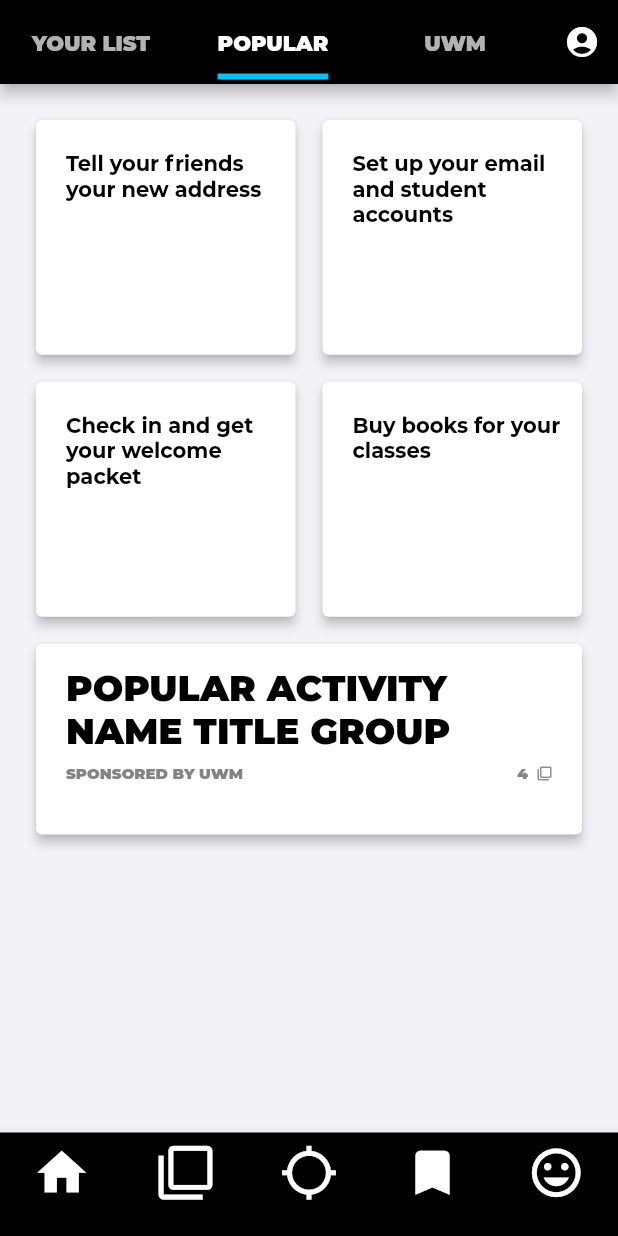
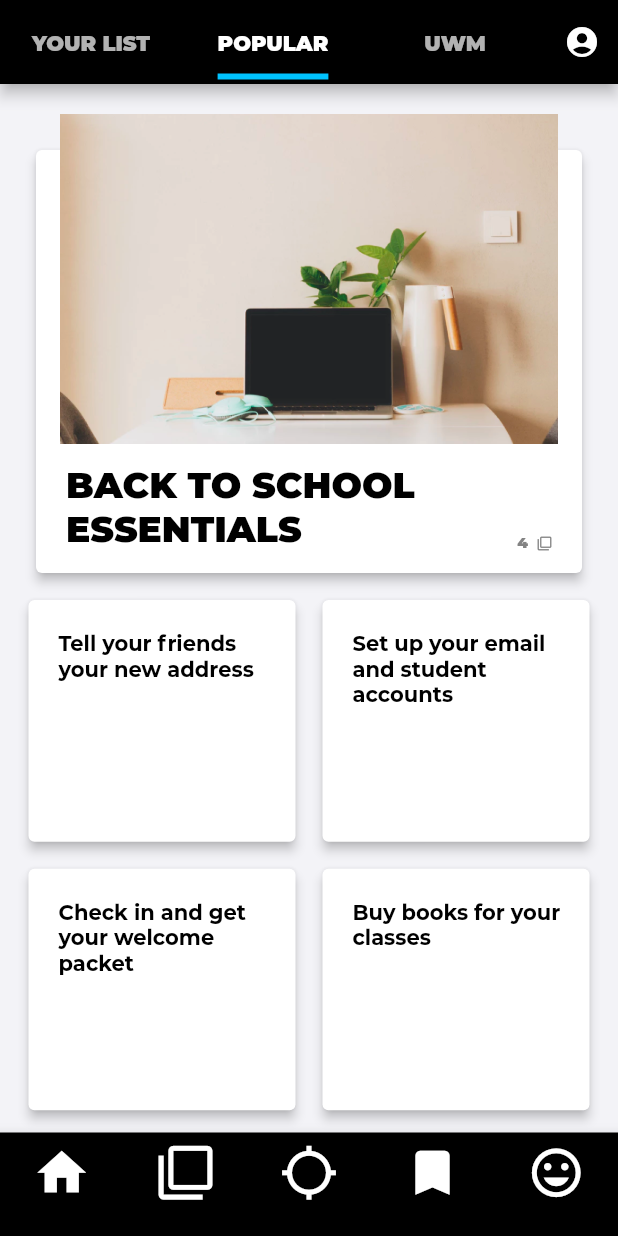
Before and after one commit to datawaslost/newto_flutter, a Flutter app: the YourList screen opened by its route, tab 2 chosen, on a phone screen of 412 x 824 dp. Run offline on Flutter 3.47's test engine with Material 2 defaults, Android fonts, the phone set to English and light mode, and no system bars; missing offline and left inert: carousel; project files that could hold a hidden picture were left out.

Commit message:
List Popular List Card

```diff
--- a/lib/main.dart
+++ b/lib/main.dart
@@ -1108,6 +1108,7 @@ class _YourListState extends State<YourList> {
 				),
 				body: new TabBarView(
 					children: [
+						// Your List
 						new CustomScrollView(
 							primary: false,
 							slivers: <Widget>[
@@ -1464,11 +1465,87 @@ class _YourListState extends State<YourList> {
 								),
 							],
 						),
+						// Popular
 						new CustomScrollView(
 							primary: false,
 							slivers: <Widget>[
 								new SliverPadding(
 									padding: const EdgeInsets.fromLTRB(20.0, 20.0, 20.0, 0.0),
+									sliver: new SliverGrid.count(
+										crossAxisCount: 1,
+										childAspectRatio: 1.2,
+										children: <Widget>[
+											new Stack(
+												fit: StackFit.expand,
+												children: <Widget>[
+													new Container(
+														margin: const EdgeInsets.fromLTRB(0.0, 20.0, 0.0, 0.0),
+														child: new Card(
+															elevation: 3.0,
+															child: new Container(
+																padding: const EdgeInsets.fromLTRB(20.0, 0.0, 20.0, 15.0),
+																child: new Column(
+																	children: [
+																		new Expanded( child: new Container() ),
+																		new Row(
+																			crossAxisAlignment: CrossAxisAlignment.end,
+																			children: [
+																				new Expanded(
+																					child: new Text(
+																						'Back to school essentials'.toUpperCase(),
+																						textAlign: TextAlign.left,
+																						style: new TextStyle(
+																							color: const Color(0xFF000000),
+																							fontFamily: 'Montserrat',
+																							fontWeight: FontWeight.w800,
+																							fontSize: 24.0,
+																						),
+																					),
+																				),
+																				new Text(
+																					'4 '.toUpperCase(),
+																					textAlign: TextAlign.left,
+																					style: new TextStyle(
+																						color: const Color(0xFF838383),
+																						fontFamily: 'Montserrat',
+																						fontWeight: FontWeight.w800,
+																						fontSize: 10.0,
+																					),
+																				),
+																				new Container(
+																					padding: const EdgeInsets.fromLTRB(3.0, 0.0, 0.0, 0.0),
+																					child: new Icon(
+																						Icons.filter_none,
+																						color: const Color(0xFF838383),
+																						size: 10.0
+																					)
+																				),
+																			]
+																		),
+																	]
+																)
+															),
+														),
+													),
+													new Container(
+														margin: const EdgeInsets.fromLTRB(0.0, 0.0, 0.0, 80.0),
+														padding: const EdgeInsets.fromLTRB(20.0, 0.0, 20.0, 10.0),
+														child: new Container(
+															decoration: new BoxDecoration(
+																image: new DecorationImage(
+																	image: new AssetImage('images/cardphoto.png'),
+																	fit: BoxFit.cover,
+																),
+															),
+														),
+													),
+												],
+											),
+										]
+									),
+								),
+								new SliverPadding(
+									padding: const EdgeInsets.fromLTRB(15.0, 10.0, 15.0, 0.0),
 									sliver: new SliverGrid.count(
 										crossAxisSpacing: 10.0,
 										mainAxisSpacing: 10.0,
@@ -1543,7 +1620,7 @@ class _YourListState extends State<YourList> {
 									),
 								),
 								new SliverPadding(
-									padding: const EdgeInsets.fromLTRB(20.0, 10.0, 20.0, 0.0),
+									padding: const EdgeInsets.fromLTRB(20.0, 10.0, 20.0, 20.0),
 									sliver: new SliverGrid.count(
 										crossAxisSpacing: 10.0,
 										mainAxisSpacing: 10.0,
```
